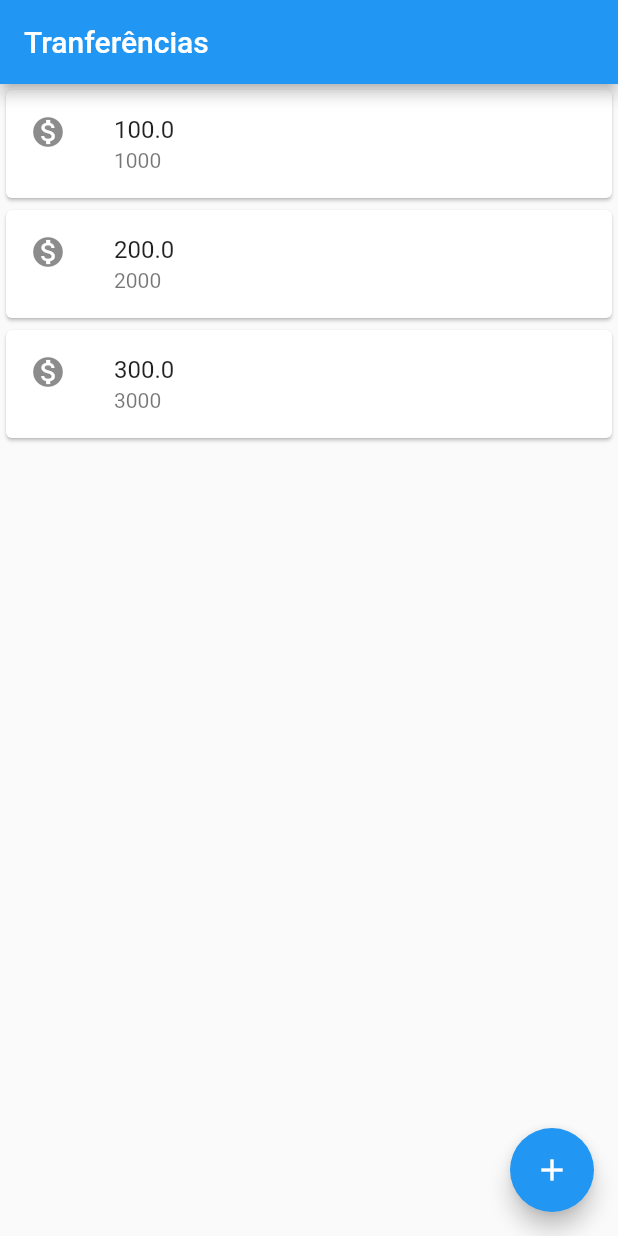
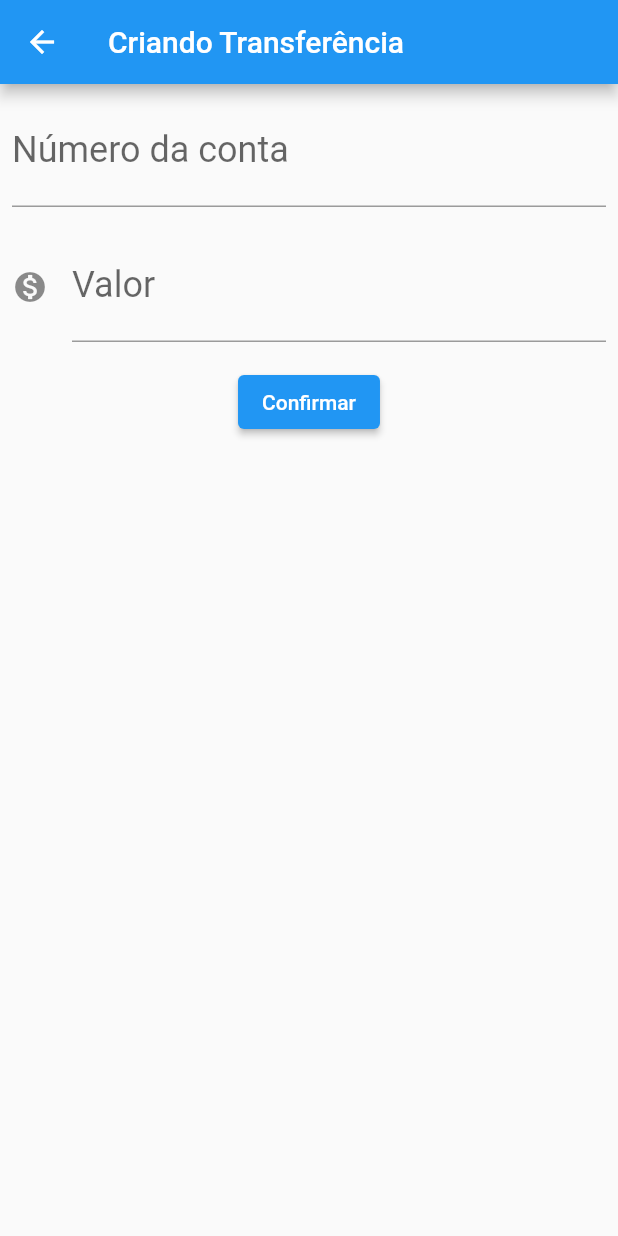
Before and after one commit to DanielNaiff/Flutter_Alura, a Flutter app: the screen it shows after launch, after a tap on the "add" icon, on a phone screen of 412 x 824 dp. Run offline on Flutter 3.47's test engine with Material 2 defaults, Android fonts, the phone set to English and light mode, and no system bars.

Commit message:
Update main.dart

```diff
--- a/bytebank/lib/main.dart
+++ b/bytebank/lib/main.dart
@@ -1,31 +1,152 @@
 import 'package:flutter/material.dart';
 
 void main() {
-  runApp(
-    MaterialApp(
+  runApp(BytebankApp());
+}
+
+class BytebankApp extends StatelessWidget {
+  const BytebankApp({super.key});
+
+  @override
+  Widget build(BuildContext context) {
+    return MaterialApp(
       home: Scaffold(
         body: ListaTransferencias(),
-        appBar: AppBar(
-          title: const Text('Tranferências'),
-        ),
-        floatingActionButton: FloatingActionButton(
-          onPressed: () {},
-          child: const Icon(Icons.add),
+      ),
+    );
+  }
+}
+
+class FormulaTransferencia extends StatefulWidget {
+  FormulaTransferencia({super.key});
+
+  @override
+  State<FormulaTransferencia> createState() => FormulaTransferenciaState();
+}
+
+class FormulaTransferenciaState extends State<FormulaTransferencia> {
+  final TextEditingController _controladorCampoNumeroConta =
+      TextEditingController();
+  final TextEditingController _controladorCampoValor = TextEditingController();
+
+  @override
+  Widget build(BuildContext context) {
+    return Scaffold(
+      appBar: AppBar(
+        title: Text('Criando Transferência'),
+      ),
+      body: SingleChildScrollView(
+        child: Column(
+          children: [
+            Editor(
+              controlador: _controladorCampoNumeroConta,
+              dica: '0000',
+              rotulo: 'Número da conta',
+            ),
+            Editor(
+              controlador: _controladorCampoValor,
+              dica: '0.00',
+              rotulo: 'Valor',
+              icone: Icons.monetization_on,
+            ),
+            Padding(
+              padding: const EdgeInsets.all(8.0),
+              child: ElevatedButton(
+                onPressed: () {
+                  _criaTransferencia(context);
+                },
+                child: Text('Confirmar'),
+              ),
+            ),
+          ],
         ),
       ),
-    ),
-  );
+    );
+  }
+
+  void _criaTransferencia(BuildContext context) {
+    final int? numeroConta = int.tryParse(_controladorCampoNumeroConta.text);
+    final double? valor = double.tryParse(_controladorCampoValor.text);
+    if (numeroConta != null && valor != null) {
+      final tranferenciaCriada = Transferencia(valor, numeroConta);
+      Navigator.pop(context, tranferenciaCriada);
+    }
+  }
 }
 
-class ListaTransferencias extends StatelessWidget {
+class Editor extends StatelessWidget {
+  final TextEditingController? controlador;
+  final String? rotulo;
+  final String? dica;
+  final IconData? icone;
+
+  Editor({this.controlador, this.rotulo, this.dica, this.icone});
+
   @override
   Widget build(BuildContext context) {
-    return Column(
-      children: [
-        ItemTransferencia(Transferencia(100.0, 1000)),
-        ItemTransferencia(Transferencia(200.0, 2000)),
-        ItemTransferencia(Transferencia(300.0, 3000)),
-      ],
+    return Padding(
+      padding: const EdgeInsets.all(8.0),
+      child: TextField(
+        controller: controlador,
+        style: TextStyle(fontSize: 24.0),
+        decoration: InputDecoration(
+          icon: icone != null ? Icon(icone) : null,
+          labelText: rotulo,
+          hintText: dica,
+        ),
+        keyboardType: TextInputType.number,
+      ),
+    );
+  }
+}
+
+class ListaTransferencias extends StatefulWidget {
+//Essa variável foi criada para o itemcount
+  final List<Transferencia> _transferencias = [];
+
+  @override
+  State<StatefulWidget> createState() {
+    // TODO: implement createState
+    return ListaTransferenciasState();
+  }
+}
+
+class ListaTransferenciasState extends State<ListaTransferencias> {
+  @override
+  Widget build(BuildContext context) {
+    return Scaffold(
+      appBar: AppBar(
+        title: const Text('Tranferências'),
+      ),
+      body: ListView.builder(
+        itemCount: widget._transferencias.length,
+        itemBuilder: (context, indice) {
+          final Transferencia = widget._transferencias[indice];
+          return ItemTransferencia(Transferencia);
+        },
+        //O listview será usado aqui, pois é a melhor opção quando não sabemos a quantidade exata de itens da lista
+      ),
+      floatingActionButton: FloatingActionButton(
+        onPressed: () {
+          final Future<Transferencia> future = Navigator.push(
+            context,
+            MaterialPageRoute(
+              builder: (context) {
+                return FormulaTransferencia();
+              },
+            ),
+          ) as Future<Transferencia>;
+
+          future.then((transferenciaRecebida) {
+            Future.delayed(Duration(seconds: 1), () {
+              setState(() {
+                widget._transferencias.add(transferenciaRecebida);
+              });
+            });
+          });
+        },
+        child: const Icon(Icons.add),
+      ),
     );
   }
 }
@@ -52,4 +173,9 @@ class Transferencia {
   final int numeroConta;
 
   Transferencia(this.valor, this.numeroConta);
+
+  @override
+  String toString() {
+    return 'Transferencia{valor: $valor,numeroConta: $numeroConta}';
+  }
 }
```
